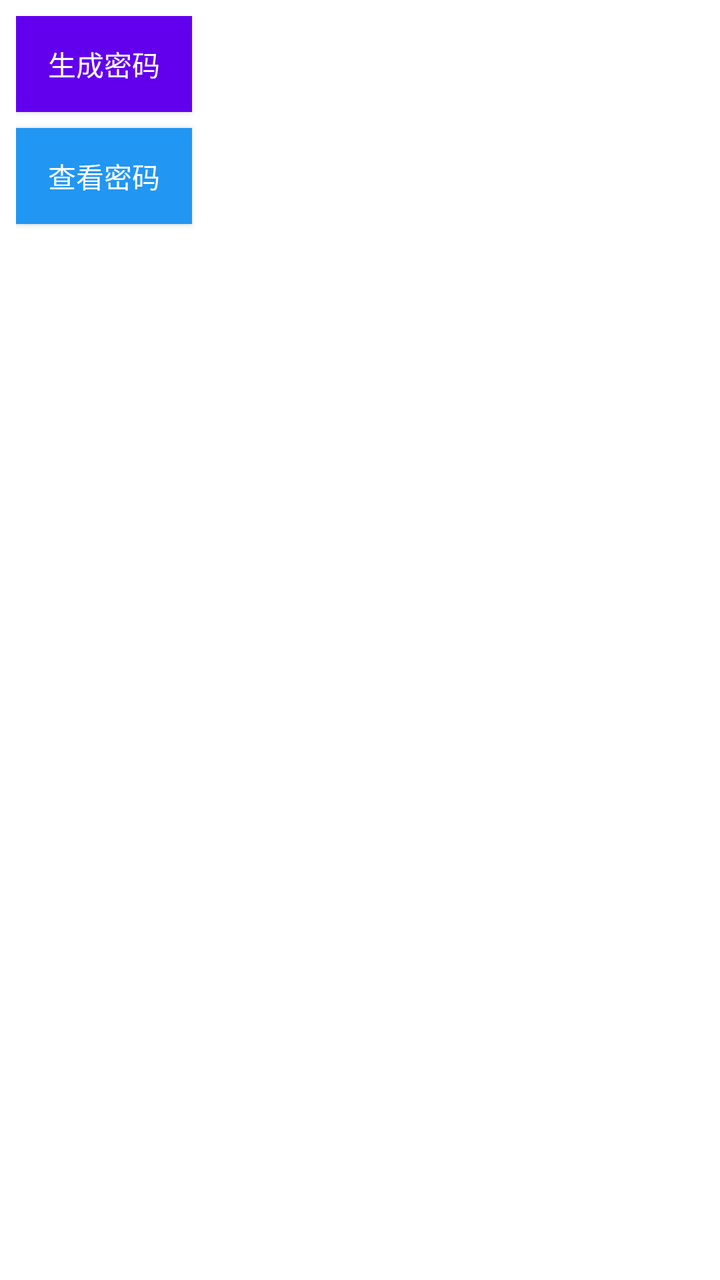
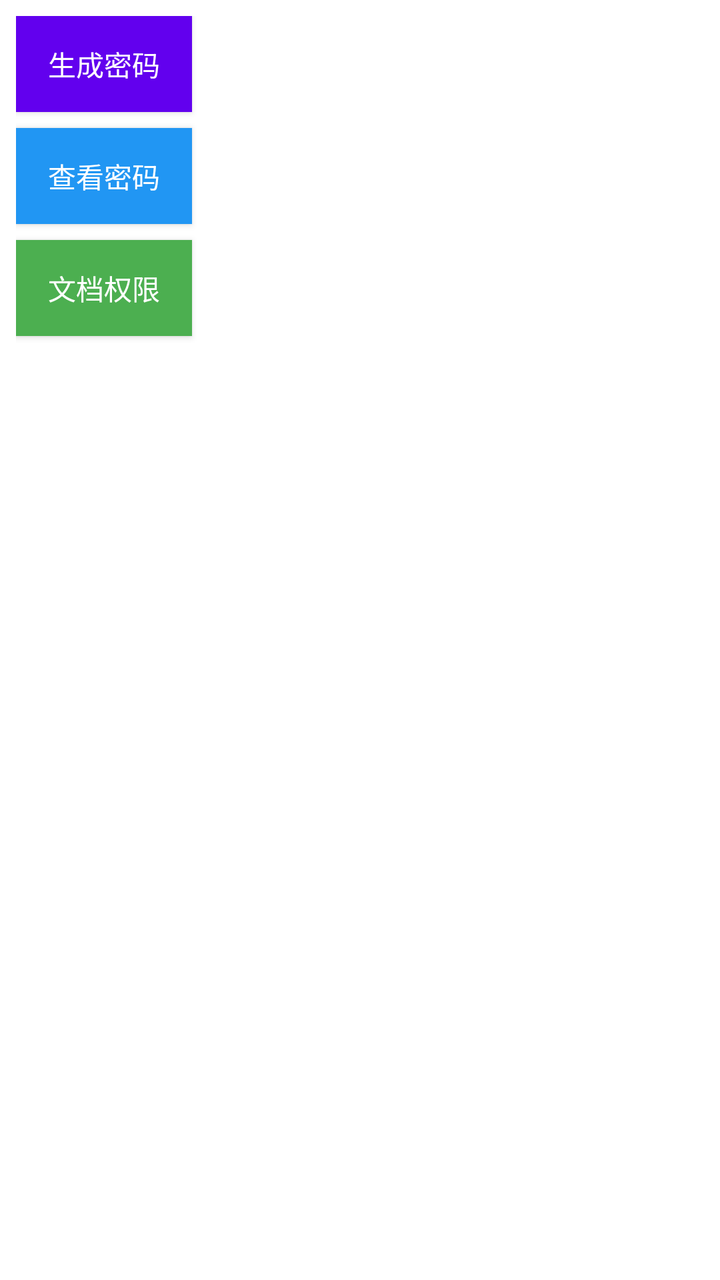

Screens rendered from an Android XML layout before and after an edit, with the pre-edit source and the edit as a unified diff.
<!-- AndroidManifest.xml: application theme Theme.WpsPasswordManager -->
<!-- res/layout/floating_button.xml -->
<?xml version="1.0" encoding="utf-8"?>
<LinearLayout xmlns:android="http://schemas.android.com/apk/res/android"
    android:layout_width="wrap_content"
    android:layout_height="wrap_content"
    android:orientation="vertical"
    android:background="@android:color/transparent"
    android:padding="8dp">

    <Button
        android:id="@+id/generate_password_button"
        android:layout_width="wrap_content"
        android:layout_height="wrap_content"
        android:background="@color/purple_500"
        android:text="生成密码"
        android:textColor="@color/white"
        android:padding="12dp"
        android:elevation="4dp"
        android:radius="20dp"
        android:layout_marginBottom="8dp" />

    <Button
        android:id="@+id/view_password_button"
        android:layout_width="wrap_content"
        android:layout_height="wrap_content"
        android:background="@color/blue_500"
        android:text="查看密码"
        android:textColor="@color/white"
        android:padding="12dp"
        android:elevation="4dp"
        android:radius="20dp" />

</LinearLayout>
<!-- resources referenced by this layout -->
<resources>
  <color name="blue_500">#FF2196F3</color>
  <color name="purple_500">#FF6200EE</color>
  <color name="white">#FFFFFFFF</color>
  <style name="Theme.WpsPasswordManager" parent="Theme.MaterialComponents.DayNight.DarkActionBar">
          
          <item name="colorPrimary">@color/purple_500</item>
          <item name="colorPrimaryVariant">@color/purple_700</item>
          <item name="colorOnPrimary">@color/white</item>
          
          <item name="colorSecondary">@color/teal_200</item>
          <item name="colorSecondaryVariant">@color/teal_700</item>
          <item name="colorOnSecondary">@color/black</item>
          
          <item name="android:statusBarColor" tools:targetApi="l">?attr/colorPrimaryVariant</item>
          
      </style>
  <color name="purple_700">#FF3700B3</color>
  <color name="teal_200">#FF03DAC5</color>
  <color name="teal_700">#FF018786</color>
  <color name="black">#FF000000</color>
</resources>

<!-- the commit's change to res/layout/floating_button.xml (unified diff, before → after) -->
@@ -27,6 +27,18 @@
         android:textColor="@color/white"
         android:padding="12dp"
         android:elevation="4dp"
+        android:radius="20dp"
+        android:layout_marginBottom="8dp" />
+
+    <Button
+        android:id="@+id/document_permission_button"
+        android:layout_width="wrap_content"
+        android:layout_height="wrap_content"
+        android:background="@color/green_500"
+        android:text="文档权限"
+        android:textColor="@color/white"
+        android:padding="12dp"
+        android:elevation="4dp"
         android:radius="20dp" />
 
 </LinearLayout>
<!-- resource entries referenced after the edit -->
@@ -1,6 +1,7 @@
 <!-- resources referenced by this layout -->
 <resources>
   <color name="blue_500">#FF2196F3</color>
+  <color name="green_500">#FF4CAF50</color>
   <color name="purple_500">#FF6200EE</color>
   <color name="white">#FFFFFFFF</color>
   <style name="Theme.WpsPasswordManager" parent="Theme.MaterialComponents.DayNight.DarkActionBar">
